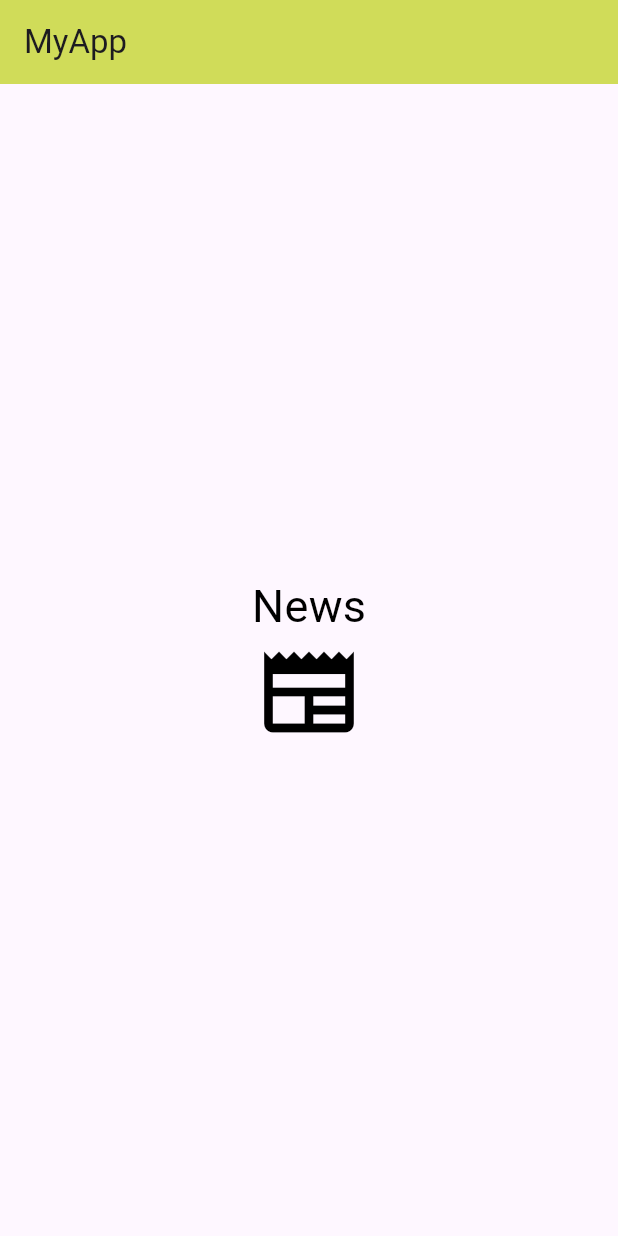
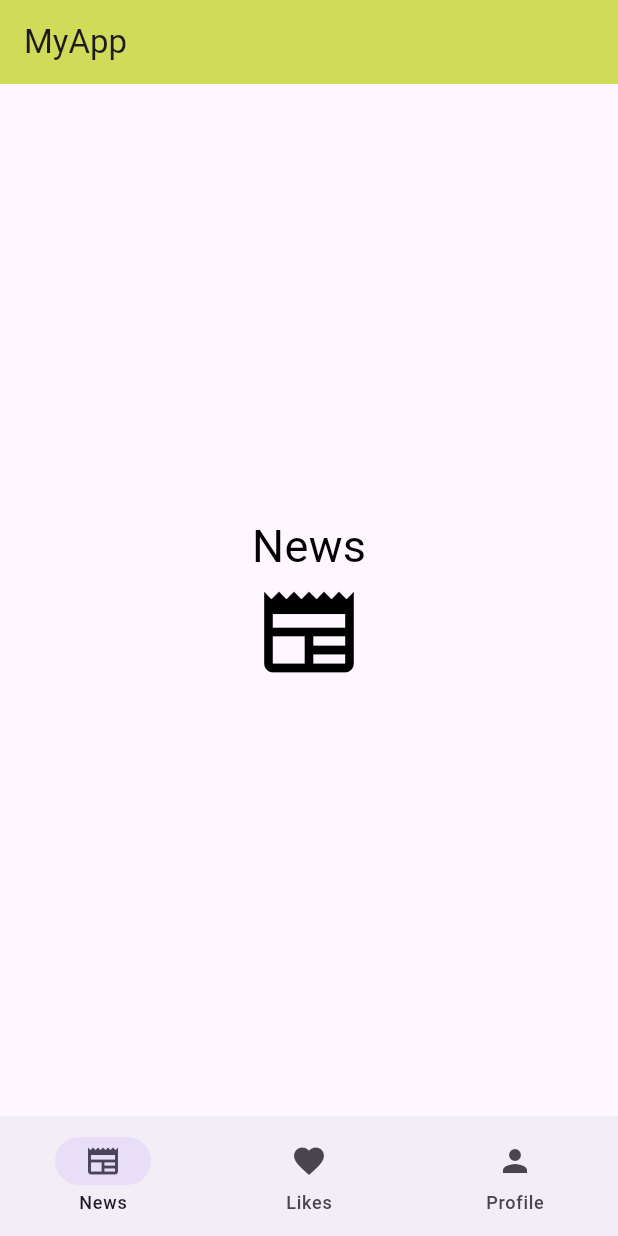
Before and after one commit to Groneberg/4.5.4_TS_Navigation, a Flutter app: the screen it shows after launch, on a phone screen of 412 x 824 dp. Run offline on Flutter 3.47's test engine with Material 3 defaults, Android fonts, the phone set to English and light mode, and no system bars.

Commit message:
adding NavigationBar

```diff
--- a/navigation/lib/appHome.dart
+++ b/navigation/lib/appHome.dart
@@ -16,11 +16,7 @@ class AppHome extends StatefulWidget {
 
 class _AppHomeState extends State<AppHome> {
   int currentIndex = 0;
-  final List<Widget> _screens = [
-    NewsApp(),
-    LikesApp(),
-    ProfileApp(),
-  ];
+  final List<Widget> _screens = [NewsApp(), LikesApp(), ProfileApp()];
 
   void onDestinationSelected(int index) {
     setState(() {
@@ -32,11 +28,19 @@ class _AppHomeState extends State<AppHome> {
   Widget build(BuildContext context) {
     return MaterialApp(
       home: Scaffold(
-          appBar: AppBar(
-          title: Text('MyApp'),backgroundColor: Color.fromRGBO(208, 220, 89, 1.0),
+        body: _screens[currentIndex],
+        bottomNavigationBar: NavigationBar(
+          onDestinationSelected: onDestinationSelected,
+          selectedIndex: currentIndex,
+          destinations: [
+            NavigationDestination(icon: Icon(Icons.newspaper), label: 'News'),
+            NavigationDestination(icon: Icon(Icons.favorite), label: 'Likes'),
+            NavigationDestination(icon: Icon(Icons.person), label: 'Profile'),
+          ],
         ),
-        body: Center(
-          child: Text('Hello World!'),
+        appBar: AppBar(
+          title: Text('MyApp'),
+          backgroundColor: Color.fromRGBO(208, 220, 89, 1.0),
         ),
       ),
     );
--- a/navigation/lib/likes.dart
+++ b/navigation/lib/likes.dart
@@ -1,8 +1,5 @@
 import 'package:flutter/material.dart';
 
-void main() {
-  runApp(const LikesApp());
-}
 
 class LikesApp extends StatelessWidget {
   const LikesApp({super.key});
@@ -12,9 +9,6 @@ class LikesApp extends StatelessWidget {
     return MaterialApp(
       debugShowCheckedModeBanner: false,
       home: Scaffold(
-        appBar: AppBar(
-          title: Text('MyApp'),backgroundColor: Color.fromRGBO(208, 220, 89, 1.0),
-        ),
         body: Center(
           child: Column(
             // mainAxisAlignment: MainAxisAlignment.center,
--- a/navigation/lib/news.dart
+++ b/navigation/lib/news.dart
@@ -1,8 +1,4 @@
 import 'package:flutter/material.dart';
-
-void main() {
-  runApp(const NewsApp());
-}
 
 class NewsApp extends StatelessWidget {
   const NewsApp({super.key});
@@ -12,9 +8,6 @@ class NewsApp extends StatelessWidget {
     return MaterialApp(
       debugShowCheckedModeBanner: false,
       home: Scaffold(
-        appBar: AppBar(
-          title: Text('MyApp'),backgroundColor: Color.fromRGBO(208, 220, 89, 1.0),
-        ),
         body: Center(
           child: Column(
             mainAxisAlignment: MainAxisAlignment.center,
--- a/navigation/lib/profile.dart
+++ b/navigation/lib/profile.dart
@@ -1,8 +1,5 @@
 import 'package:flutter/material.dart';
 
-void main() {
-  runApp(const ProfileApp());
-}
 
 class ProfileApp extends StatelessWidget {
   const ProfileApp({super.key});
@@ -12,9 +9,6 @@ class ProfileApp extends StatelessWidget {
     return MaterialApp(
       debugShowCheckedModeBanner: false,
       home: Scaffold(
-        appBar: AppBar(
-          title: Text('MyApp'),backgroundColor: Color.fromRGBO(208, 220, 89, 1.0),
-        ),
         body: Center(
           child: Column(
             // mainAxisAlignment: MainAxisAlignment.center,
```
